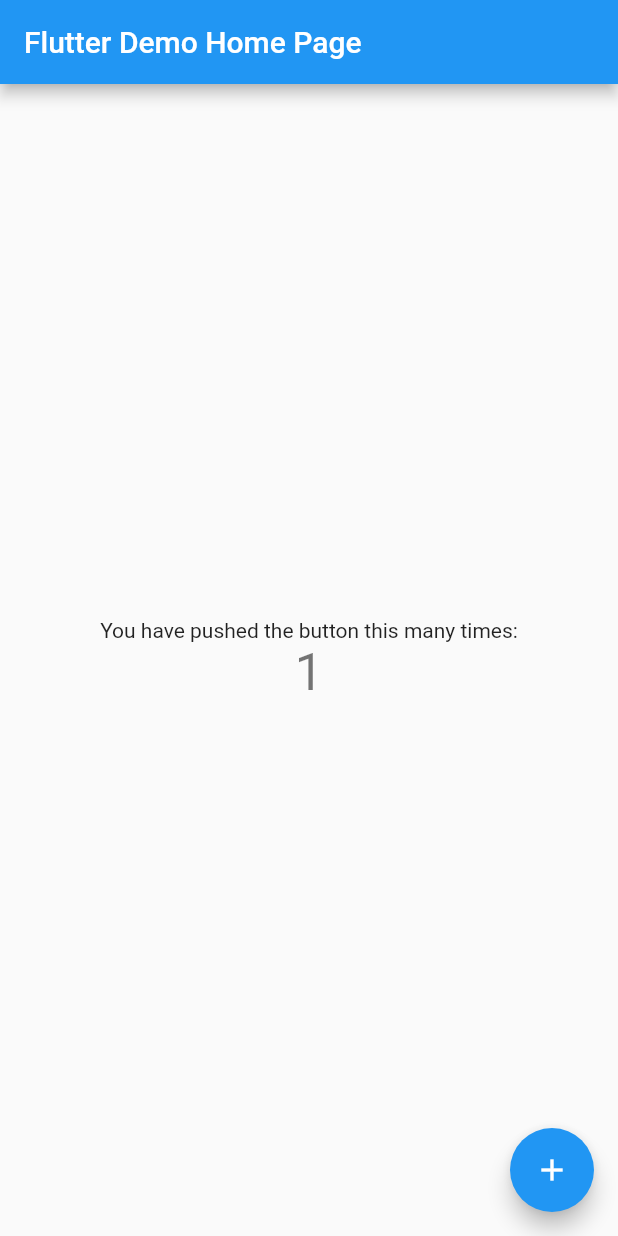
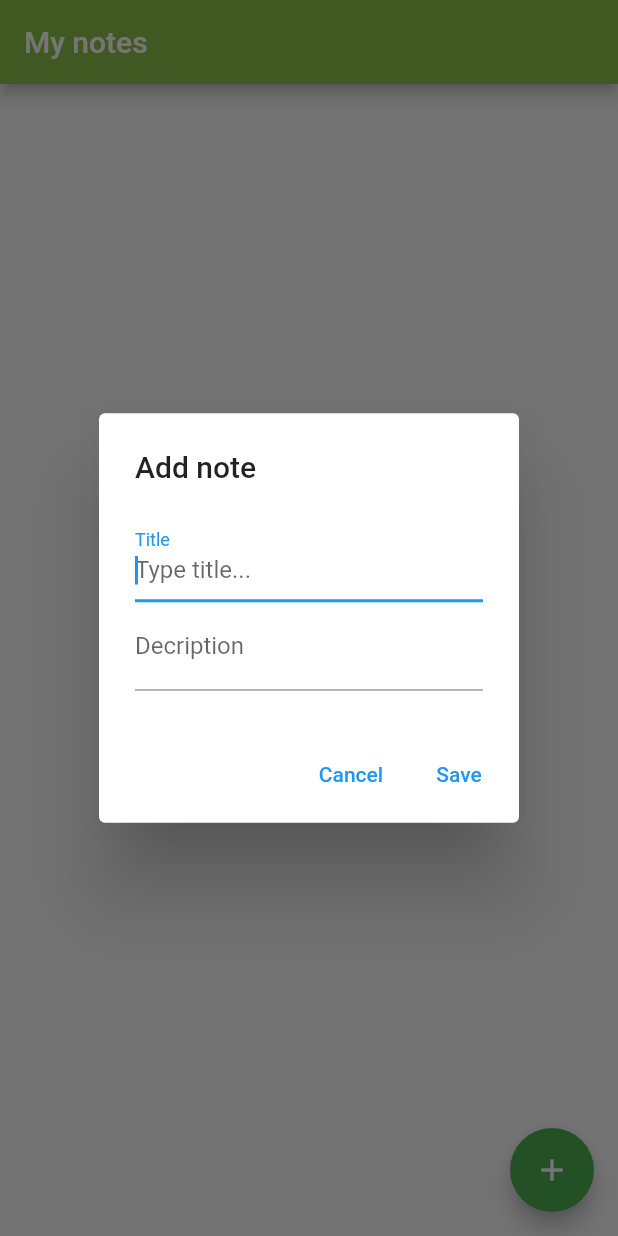
Before and after one commit to higorrocha/daily_note_bt, a Flutter app: the screen it shows after launch, after a tap on the "add" icon, on a phone screen of 412 x 824 dp. Run offline on Flutter 3.47's test engine with Material 2 defaults, Android fonts, the phone set to English and light mode, and no system bars.

Commit message:
Create interface

```diff
--- /dev/null
+++ b/lib/Home.dart
@@ -0,0 +1,78 @@
+import 'package:flutter/material.dart';
+
+class Home extends StatefulWidget {
+  const Home({Key? key}) : super(key: key);
+
+  @override
+  _HomeState createState() => _HomeState();
+}
+
+class _HomeState extends State<Home> {
+
+  TextEditingController _titleController = TextEditingController();
+  TextEditingController _descriptionController = TextEditingController();
+
+  _showScreenAdd(){
+    showDialog(
+        context: context,
+        builder: (BuildContext context){
+          return AlertDialog(
+            title: Text("Add note"),
+            content: SingleChildScrollView(
+                child: Column(
+                  mainAxisSize: MainAxisSize.min,
+                  children: [
+                    TextField(
+                      controller: _titleController,
+                      autofocus: true,
+                      decoration: InputDecoration(
+                          labelText: "Title",
+                          hintText: "Type title..."
+                      ),
+                    ),
+                    TextField(
+                        controller: _descriptionController,
+                        decoration: InputDecoration(
+                            labelText: "Decription",
+                            hintText: "Type description..."
+                        )
+                    )
+                  ],
+                )
+            ),
+            actions: [
+              TextButton(
+                  onPressed: () => Navigator.pop(context),
+                  child: Text("Cancel")
+              ),
+              TextButton(
+                  onPressed: () {
+
+                    Navigator.pop(context);
+                  },
+                  child: Text("Save")
+              )
+            ],
+          );
+        });
+  }
+
+  @override
+  Widget build(BuildContext context) {
+    return Scaffold(
+      appBar: AppBar(
+        title: Text("My notes"),
+        backgroundColor: Colors.lightGreen,
+      ),
+      body: Container(),
+      floatingActionButton: FloatingActionButton(
+        backgroundColor: Colors.green,
+        foregroundColor: Colors.white,
+        child: Icon(Icons.add),
+        onPressed: (){
+          _showScreenAdd();
+        },
+      ),
+    );
+  }
+}
--- a/lib/main.dart
+++ b/lib/main.dart
@@ -1,113 +1,7 @@
+import 'package:daily_note_bt/Home.dart';
 import 'package:flutter/material.dart';
 
-void main() {
-  runApp(MyApp());
-}
-
-class MyApp extends StatelessWidget {
-  // This widget is the root of your application.
-  @override
-  Widget build(BuildContext context) {
-    return MaterialApp(
-      title: 'Flutter Demo',
-      theme: ThemeData(
-        // This is the theme of your application.
-        //
-        // Try running your application with "flutter run". You'll see the
-        // application has a blue toolbar. Then, without quitting the app, try
-        // changing the primarySwatch below to Colors.green and then invoke
-        // "hot reload" (press "r" in the console where you ran "flutter run",
-        // or simply save your changes to "hot reload" in a Flutter IDE).
-        // Notice that the counter didn't reset back to zero; the application
-        // is not restarted.
-        primarySwatch: Colors.blue,
-      ),
-      home: MyHomePage(title: 'Flutter Demo Home Page'),
-    );
-  }
-}
-
-class MyHomePage extends StatefulWidget {
-  MyHomePage({Key? key, required this.title}) : super(key: key);
-
-  // This widget is the home page of your application. It is stateful, meaning
-  // that it has a State object (defined below) that contains fields that affect
-  // how it looks.
-
-  // This class is the configuration for the state. It holds the values (in this
-  // case the title) provided by the parent (in this case the App widget) and
-  // used by the build method of the State. Fields in a Widget subclass are
-  // always marked "final".
-
-  final String title;
-
-  @override
-  _MyHomePageState createState() => _MyHomePageState();
-}
-
-class _MyHomePageState extends State<MyHomePage> {
-  int _counter = 0;
-
-  void _incrementCounter() {
-    setState(() {
-      // This call to setState tells the Flutter framework that something has
-      // changed in this State, which causes it to rerun the build method below
-      // so that the display can reflect the updated values. If we changed
-      // _counter without calling setState(), then the build method would not be
-      // called again, and so nothing would appear to happen.
-      _counter++;
-    });
-  }
-
-  @override
-  Widget build(BuildContext context) {
-    // This method is rerun every time setState is called, for instance as done
-    // by the _incrementCounter method above.
-    //
-    // The Flutter framework has been optimized to make rerunning build methods
-    // fast, so that you can just rebuild anything that needs updating rather
-    // than having to individually change instances of widgets.
-    return Scaffold(
-      appBar: AppBar(
-        // Here we take the value from the MyHomePage object that was created by
-        // the App.build method, and use it to set our appbar title.
-        title: Text(widget.title),
-      ),
-      body: Center(
-        // Center is a layout widget. It takes a single child and positions it
-        // in the middle of the parent.
-        child: Column(
-          // Column is also a layout widget. It takes a list of children and
-          // arranges them vertically. By default, it sizes itself to fit its
-          // children horizontally, and tries to be as tall as its parent.
-          //
-          // Invoke "debug painting" (press "p" in the console, choose the
-          // "Toggle Debug Paint" action from the Flutter Inspector in Android
-          // Studio, or the "Toggle Debug Paint" command in Visual Studio Code)
-          // to see the wireframe for each widget.
-          //
-          // Column has various properties to control how it sizes itself and
-          // how it positions its children. Here we use mainAxisAlignment to
-          // center the children vertically; the main axis here is the vertical
-          // axis because Columns are vertical (the cross axis would be
-          // horizontal).
-          mainAxisAlignment: MainAxisAlignment.center,
-          children: <Widget>[
-            Text(
-              'You have pushed the button this many times:',
-            ),
-            Text(
-              '$_counter',
-              style: Theme.of(context).textTheme.headline4,
-            ),
-          ],
-        ),
-      ),
-      floatingActionButton: FloatingActionButton(
-        onPressed: _incrementCounter,
-        tooltip: 'Increment',
-        child: Icon(Icons.add),
-      ), // This trailing comma makes auto-formatting nicer for build methods.
-    );
-  }
-}
+void main() => runApp(MaterialApp(
+  home: Home(),
+  debugShowCheckedModeBanner: false,
+));
```
Also changed, not shown: 1 other file.
